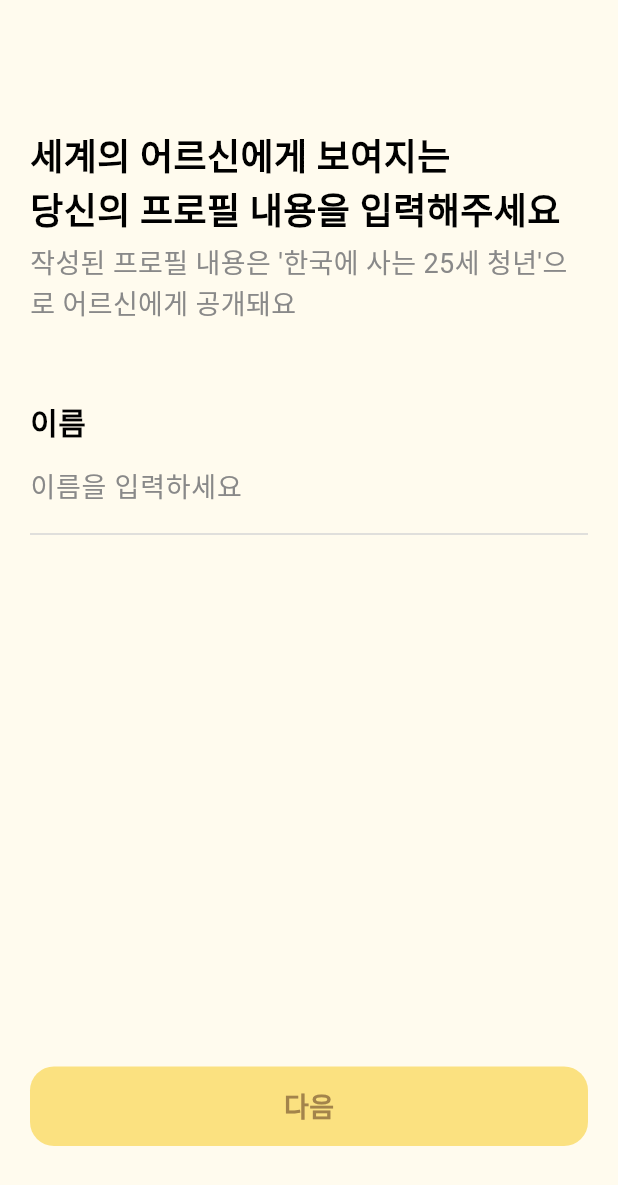
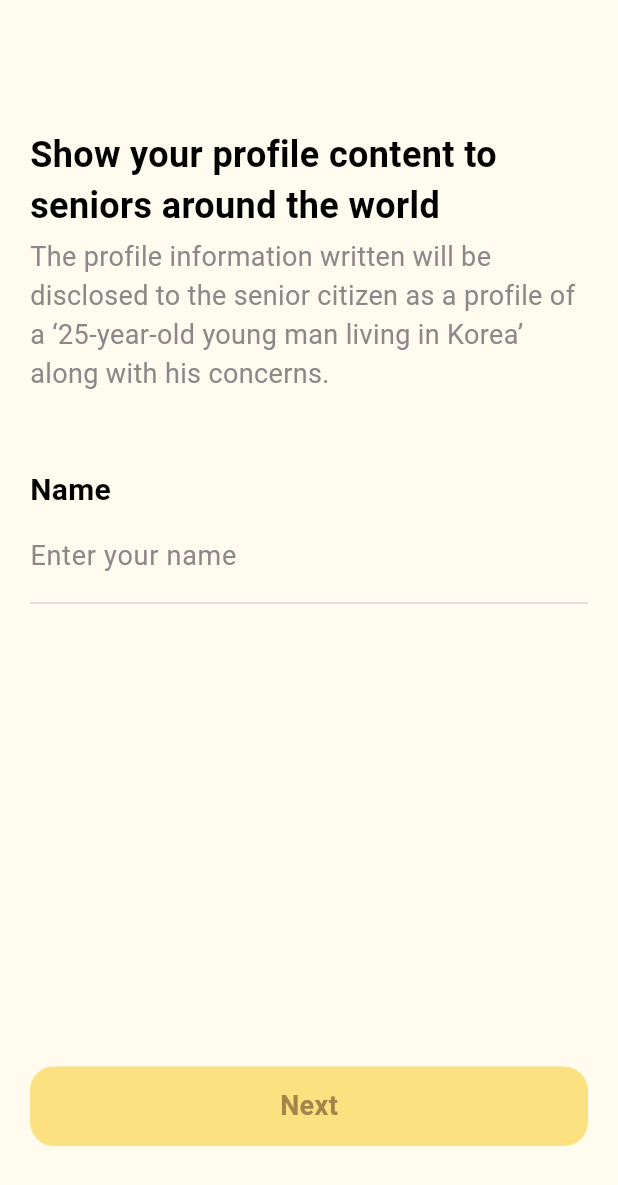
Before and after one commit to gdsc-ssu/gdgoc-weve-client, a Flutter app: the JuniorInputProfileNameScreen screen opened directly, on a phone screen of 412 x 824 dp. Shown: the top 1185 px of the screen. Run offline on Flutter 3.47's test engine with Material 3 defaults, Android fonts, the phone set to English and light mode, and no system bars; our stand-ins replace audioplayers, camera, flutter_riverpod, flutter_svg, fluttertoast, lottie and 2 more; Roboto replaces fonts that are missing (Pretendard).

Commit message:
feat: 주니어 프로필 입력 화면에 다국어 지원 추가 및 로컬라이제이션 적용

```diff
--- a/lib/core/localization/junior_localizations.dart
+++ b/lib/core/localization/junior_localizations.dart
@@ -69,6 +69,17 @@ class JuniorLocalizations {
       'loginInputPhoneNumberErrorToastMessage':
           'Please enter a valid phone number format.',
       'loginVerifySuccessToastMessage': 'Login has been completed',
+      'inputProfilePageTitle':
+          'Show your profile content to seniors around the world',
+      'inputProfilePageText':
+          'The profile information written will be disclosed to the senior citizen as a profile of a ‘25-year-old young man living in Korea’ along with his concerns.',
+      'inputProfileNameInputTitle': 'Name',
+      'inputProfileNameInputPlaceholder': 'Enter your name',
+      'inputProfileNameApplyButton': 'Next',
+      'inputProfileBirthInputTitle': 'Birthday',
+      'inputProfileBirthInputPlaceholder':
+          'Enter your 8-digit date of birth (e.g. YYYYMMDD)',
+      'inputProfileBirthApplyButton': 'Complete Profile Input',
     },
     'ko': {
       'juniorNavHome': '홈',
@@ -122,6 +133,15 @@ class JuniorLocalizations {
           '“WEVE” 에 오신걸 환영해요!\n로그인을 위해 본인의 전화번호를 입력해주세요.\n개인정보는 정보통신망법에 따라 안전하게 보관됩니다.',
       'loginInputPhoneNumberErrorToastMessage': '올바른 전화번호 형식이 아니예요',
       'loginVerifySuccessToastMessage': '로그인이 완료되었어요',
+      'inputProfilePageTitle': '세계의 어르신에게 보여지는\n당신의 프로필 내용을 입력해주세요',
+      'inputProfilePageText':
+          '작성된 프로필 내용은 고민과 함께 \"ex. 한국에 사는 25세 청년\" 이라는 프로필로 어르신에게 공개돼요',
+      'inputProfileNameInputTitle': '이름',
+      'inputProfileNameInputPlaceholder': '이름을 입력하세요',
+      'inputProfileNameApplyButton': '다음',
+      'inputProfileBirthInputTitle': '생년월일',
+      'inputProfileBirthInputPlaceholder': '생년월일 8자리를 입력하세요 (예: 19901201)',
+      'inputProfileBirthApplyButton': '프로필 입력 완료',
     },
     'ja': {
       'juniorNavHome': 'ホーム',
@@ -175,6 +195,15 @@ class JuniorLocalizations {
       'loginDescription': '“WEVE” にごようびました!\nログインするためには、正確な本人的な電話番号を入力してください。',
       'loginInputPhoneNumberErrorToastMessage': '有効な電話番号の形式ではありません。',
       'loginVerifySuccessToastMessage': 'ログインが完了しました',
+      'inputProfilePageTitle': '世界のお年寄りに表示される\nあなたのプロフィールの内容を入力してください',
+      'inputProfilePageText':
+          '作成されたプロフィール内容は悩みとともに「韓国に住む25歳の青年」というプロフィールで大人に公開されます。',
+      'inputProfileNameInputTitle': '名前',
+      'inputProfileNameInputPlaceholder': '名前を入力してください',
+      'inputProfileNameApplyButton': '次へ',
+      'inputProfileBirthInputTitle': '誕生日',
+      'inputProfileBirthInputPlaceholder': '生年月日の8桁を入力してください（例：19901201）',
+      'inputProfileBirthApplyButton': 'プロフィール入力完了',
     },
   };
 
@@ -269,4 +298,20 @@ class JuniorLocalizations {
       _getString('loginInputPhoneNumberErrorToastMessage');
   String get loginVerifySuccessToastMessage =>
       _getString('loginVerifySuccessToastMessage');
+
+  // [주니어 프로필 입력] 화면 관련 getter들
+  String get inputProfilePageTitle => _getString('inputProfilePageTitle');
+  String get inputProfilePageText => _getString('inputProfilePageText');
+  String get inputProfileNameInputTitle =>
+      _getString('inputProfileNameInputTitle');
+  String get inputProfileNameInputPlaceholder =>
+      _getString('inputProfileNameInputPlaceholder');
+  String get inputProfileNameApplyButton =>
+      _getString('inputProfileNameApplyButton');
+  String get inputProfileBirthInputTitle =>
+      _getString('inputProfileBirthInputTitle');
+  String get inputProfileBirthInputPlaceholder =>
+      _getString('inputProfileBirthInputPlaceholder');
+  String get inputProfileBirthApplyButton =>
+      _getString('inputProfileBirthApplyButton');
 }
--- a/lib/features/junior/presentation/views/input/junior_input_profile_birth_screen.dart
+++ b/lib/features/junior/presentation/views/input/junior_input_profile_birth_screen.dart
@@ -166,13 +166,14 @@ class _JuniorInputProfileBirthScreenState
             crossAxisAlignment: CrossAxisAlignment.start,
             children: [
               InputHeader(
-                title: "세계의 어르신에게 보여지는\n당신의 프로필 내용을 입력해주세요",
-                text: "작성된 프로필 내용은 '한국에 사는 25세 청년'으로 어르신에게 공개돼요",
+                title: appLocalizations.junior.inputProfilePageTitle,
+                text: appLocalizations.junior.inputProfilePageText,
               ),
               const SizedBox(height: 50),
               InputField(
-                title: "생년월일",
-                placeholder: "생년월일 8자리를 입력하세요 (예: 19901201)",
+                title: appLocalizations.junior.inputProfileBirthInputTitle,
+                placeholder:
+                    appLocalizations.junior.inputProfileBirthInputPlaceholder,
                 controller: birthController,
               ),
               const Spacer(),
@@ -180,7 +181,7 @@ class _JuniorInputProfileBirthScreenState
                 child: Padding(
                   padding: const EdgeInsets.only(bottom: 30),
                   child: JuniorButton(
-                    text: "프로필 입력 완료",
+                    text: appLocalizations.junior.inputProfileBirthApplyButton,
                     enabled: isBirthValid,
                     onPressed: _completeProfileSetup,
                   ),
--- a/lib/features/junior/presentation/views/input/junior_input_profile_name_screen.dart
+++ b/lib/features/junior/presentation/views/input/junior_input_profile_name_screen.dart
@@ -72,13 +72,14 @@ class _JuniorInputProfileNameScreenState
             children: [
               const SizedBox(height: 56),
               InputHeader(
-                title: "세계의 어르신에게 보여지는\n당신의 프로필 내용을 입력해주세요",
-                text: "작성된 프로필 내용은 '한국에 사는 25세 청년'으로 어르신에게 공개돼요",
+                title: appLocalizations.junior.inputProfilePageTitle,
+                text: appLocalizations.junior.inputProfilePageText,
               ),
               const SizedBox(height: 50),
               InputField(
-                title: "이름",
-                placeholder: "이름을 입력하세요",
+                title: appLocalizations.junior.inputProfileNameInputTitle,
+                placeholder:
+                    appLocalizations.junior.inputProfileNameInputPlaceholder,
                 controller: nameController,
               ),
               const Spacer(),
@@ -86,7 +87,7 @@ class _JuniorInputProfileNameScreenState
                 child: Padding(
                   padding: const EdgeInsets.only(bottom: 30),
                   child: JuniorButton(
-                    text: "다음",
+                    text: appLocalizations.junior.inputProfileNameApplyButton,
                     enabled: isNameValid,
                     onPressed: _goToNextScreen,
                   ),
```
